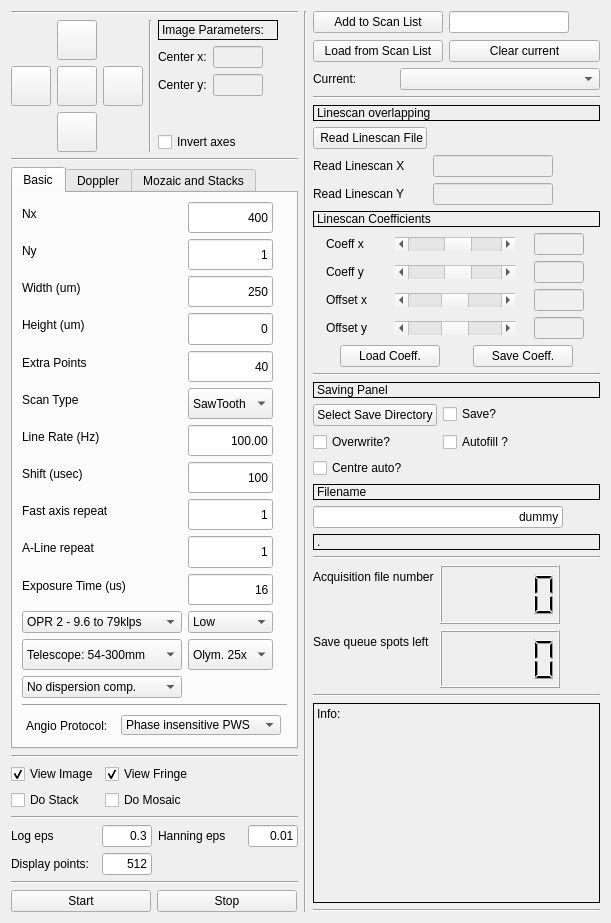
The window that oct_galvos_form.ui (flesage/micro-oct-acq) describes before a commit, drawn with Qt 5.
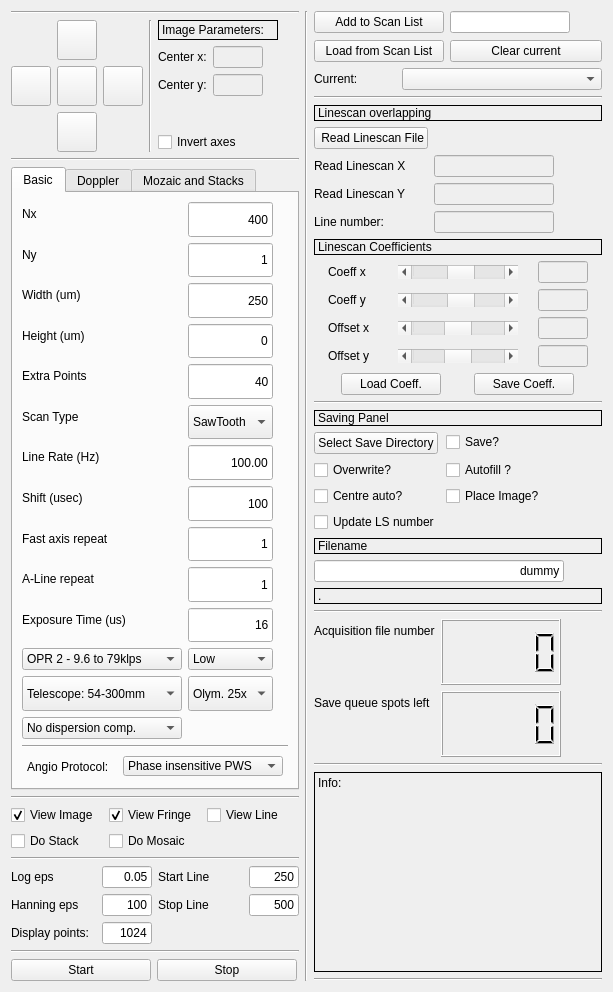
The same window after the commit. Icons and pictures are not drawn.

The edit to the form file:
```diff
--- a/oct_galvos_form.ui
+++ b/oct_galvos_form.ui
@@ -6,8 +6,8 @@
    <rect>
     <x>0</x>
     <y>0</y>
-    <width>611</width>
-    <height>923</height>
+    <width>613</width>
+    <height>992</height>
    </rect>
   </property>
   <property name="sizePolicy">
@@ -835,6 +835,11 @@
                <string>Telescope: 54-300mm</string>
               </property>
              </item>
+             <item>
+              <property name="text">
+               <string>Telescope: 18-36mm</string>
+              </property>
+             </item>
              <item>
               <property name="text">
                <string>Telescope: 50-100mm</string>
@@ -1607,32 +1612,7 @@
       </widget>
      </item>
      <item>
-      <layout class="QFormLayout" name="formLayout_8">
-       <property name="fieldGrowthPolicy">
-        <enum>QFormLayout::AllNonFixedFieldsGrow</enum>
-       </property>
-       <item row="0" column="0">
-        <widget class="QCheckBox" name="checkBox_view_image">
-         <property name="minimumSize">
-          <size>
-           <width>60</width>
-           <height>0</height>
-          </size>
-         </property>
-         <property name="maximumSize">
-          <size>
-           <width>100</width>
-           <height>16777215</height>
-          </size>
-         </property>
-         <property name="text">
-          <string>View Image</string>
-         </property>
-         <property name="checked">
-          <bool>true</bool>
-         </property>
-        </widget>
-       </item>
+      <layout class="QGridLayout" name="gridLayout_6">
        <item row="0" column="1">
         <widget class="QCheckBox" name="checkBox_fringe">
          <property name="minimumSize">
@@ -1655,6 +1635,28 @@
          </property>
         </widget>
        </item>
+       <item row="0" column="0">
+        <widget class="QCheckBox" name="checkBox_view_image">
+         <property name="minimumSize">
+          <size>
+           <width>60</width>
+           <height>0</height>
+          </size>
+         </property>
+         <property name="maximumSize">
+          <size>
+           <width>100</width>
+           <height>16777215</height>
+          </size>
+         </property>
+         <property name="text">
+          <string>View Image</string>
+         </property>
+         <property name="checked">
+          <bool>true</bool>
+         </property>
+        </widget>
+       </item>
        <item row="1" column="0">
         <widget class="QCheckBox" name="checkBox_do_stack">
          <property name="minimumSize">
@@ -1681,6 +1683,13 @@
          </property>
         </widget>
        </item>
+       <item row="0" column="2">
+        <widget class="QCheckBox" name="checkBox_view_line">
+         <property name="text">
+          <string>View Line</string>
+         </property>
+        </widget>
+       </item>
       </layout>
      </item>
      <item>
@@ -1692,50 +1701,6 @@
      </item>
      <item>
       <layout class="QGridLayout" name="gridLayout">
-       <item row="2" column="3">
-        <widget class="QLineEdit" name="lineEdit_hanningeps">
-         <property name="minimumSize">
-          <size>
-           <width>40</width>
-           <height>0</height>
-          </size>
-         </property>
-         <property name="maximumSize">
-          <size>
-           <width>50</width>
-           <height>16777215</height>
-          </size>
-         </property>
-         <property name="text">
-          <string>0.01</string>
-         </property>
-         <property name="alignment">
-          <set>Qt::AlignRight|Qt::AlignTrailing|Qt::AlignVCenter</set>
-         </property>
-        </widget>
-       </item>
-       <item row="2" column="1">
-        <widget class="QLineEdit" name="lineEdit_logeps">
-         <property name="minimumSize">
-          <size>
-           <width>50</width>
-           <height>0</height>
-          </size>
-         </property>
-         <property name="maximumSize">
-          <size>
-           <width>50</width>
-           <height>16777215</height>
-          </size>
-         </property>
-         <property name="text">
-          <string>0.3</string>
-         </property>
-         <property name="alignment">
-          <set>Qt::AlignRight|Qt::AlignTrailing|Qt::AlignVCenter</set>
-         </property>
-        </widget>
-       </item>
        <item row="2" column="0">
         <widget class="QLabel" name="label_15">
          <property name="text">
@@ -1743,21 +1708,29 @@
          </property>
         </widget>
        </item>
-       <item row="2" column="2">
-        <widget class="QLabel" name="label_16">
-         <property name="text">
-          <string>Hanning eps</string>
+       <item row="2" column="1">
+        <widget class="QLineEdit" name="lineEdit_logeps">
+         <property name="minimumSize">
+          <size>
+           <width>50</width>
+           <height>0</height>
+          </size>
          </property>
-        </widget>
-       </item>
-       <item row="3" column="0">
-        <widget class="QLabel" name="label_17">
+         <property name="maximumSize">
+          <size>
+           <width>50</width>
+           <height>16777215</height>
+          </size>
+         </property>
          <property name="text">
-          <string>Display points: </string>
+          <string>0.05</string>
          </property>
+         <property name="alignment">
+          <set>Qt::AlignRight|Qt::AlignTrailing|Qt::AlignVCenter</set>
+         </property>
         </widget>
        </item>
-       <item row="3" column="1">
+       <item row="4" column="1">
         <widget class="QLineEdit" name="lineEdit_displayPoints">
          <property name="sizePolicy">
           <sizepolicy hsizetype="Fixed" vsizetype="Fixed">
@@ -1778,7 +1751,101 @@
           </size>
          </property>
          <property name="text">
-          <string>512</string>
+          <string>1024</string>
+         </property>
+         <property name="alignment">
+          <set>Qt::AlignRight|Qt::AlignTrailing|Qt::AlignVCenter</set>
+         </property>
+        </widget>
+       </item>
+       <item row="4" column="0">
+        <widget class="QLabel" name="label_17">
+         <property name="text">
+          <string>Display points: </string>
+         </property>
+        </widget>
+       </item>
+       <item row="3" column="0">
+        <widget class="QLabel" name="label_16">
+         <property name="text">
+          <string>Hanning eps</string>
+         </property>
+        </widget>
+       </item>
+       <item row="3" column="1">
+        <widget class="QLineEdit" name="lineEdit_hanningeps">
+         <property name="minimumSize">
+          <size>
+           <width>40</width>
+           <height>0</height>
+          </size>
+         </property>
+         <property name="maximumSize">
+          <size>
+           <width>50</width>
+           <height>16777215</height>
+          </size>
+         </property>
+         <property name="text">
+          <string>100</string>
+         </property>
+         <property name="alignment">
+          <set>Qt::AlignRight|Qt::AlignTrailing|Qt::AlignVCenter</set>
+         </property>
+        </widget>
+       </item>
+       <item row="2" column="2">
+        <widget class="QLabel" name="label_42">
+         <property name="text">
+          <string>Start Line</string>
+         </property>
+        </widget>
+       </item>
+       <item row="2" column="3">
+        <widget class="QLineEdit" name="lineEdit_startLine">
+         <property name="minimumSize">
+          <size>
+           <width>40</width>
+           <height>0</height>
+          </size>
+         </property>
+         <property name="maximumSize">
+          <size>
+           <width>50</width>
+           <height>16777215</height>
+          </size>
+         </property>
+         <property name="text">
+          <string>250</string>
+         </property>
+         <property name="alignment">
+          <set>Qt::AlignRight|Qt::AlignTrailing|Qt::AlignVCenter</set>
+         </property>
+        </widget>
+       </item>
+       <item row="3" column="2">
+        <widget class="QLabel" name="label_43">
+         <property name="text">
+          <string>Stop Line</string>
+         </property>
+        </widget>
+       </item>
+       <item row="3" column="3">
+        <widget class="QLineEdit" name="lineEdit_stopLine">
+         <property name="minimumSize">
+          <size>
+           <width>40</width>
+           <height>0</height>
+          </size>
+         </property>
+         <property name="maximumSize">
+          <size>
+           <width>50</width>
+           <height>16777215</height>
+          </size>
+         </property>
+         <property name="text">
+          <string>500</string>
          </property>
          <property name="alignment">
           <set>Qt::AlignRight|Qt::AlignTrailing|Qt::AlignVCenter</set>
@@ -2070,6 +2137,32 @@
          </property>
         </widget>
        </item>
+       <item row="3" column="1">
+        <widget class="QLineEdit" name="lineEdit_readLineNumber">
+         <property name="enabled">
+          <bool>false</bool>
+         </property>
+         <property name="minimumSize">
+          <size>
+           <width>120</width>
+           <height>0</height>
+          </size>
+         </property>
+         <property name="maximumSize">
+          <size>
+           <width>120</width>
+           <height>16777215</height>
+          </size>
+         </property>
+        </widget>
+       </item>
+       <item row="3" column="0">
+        <widget class="QLabel" name="label_41">
+         <property name="text">
+          <string>Line number: </string>
+         </property>
+        </widget>
+       </item>
       </layout>
      </item>
      <item>
@@ -2457,6 +2550,12 @@
          </item>
          <item row="0" column="0">
           <widget class="QPushButton" name="pushButton_savedir">
+           <property name="minimumSize">
+            <size>
+             <width>0</width>
+             <height>5</height>
+            </size>
+           </property>
            <property name="text">
             <string>Select Save Directory</string>
            </property>
@@ -2469,6 +2568,20 @@
            </property>
           </widget>
          </item>
+         <item row="2" column="1">
+          <widget class="QCheckBox" name="checkBox_placeImage">
+           <property name="text">
+            <string>Place Image?</string>
+           </property>
+          </widget>
+         </item>
+         <item row="3" column="0">
+          <widget class="QCheckBox" name="checkBox_updateLSnumber">
+           <property name="text">
+            <string>Update LS number</string>
+           </property>
+          </widget>
+         </item>
         </layout>
        </item>
        <item>
```
